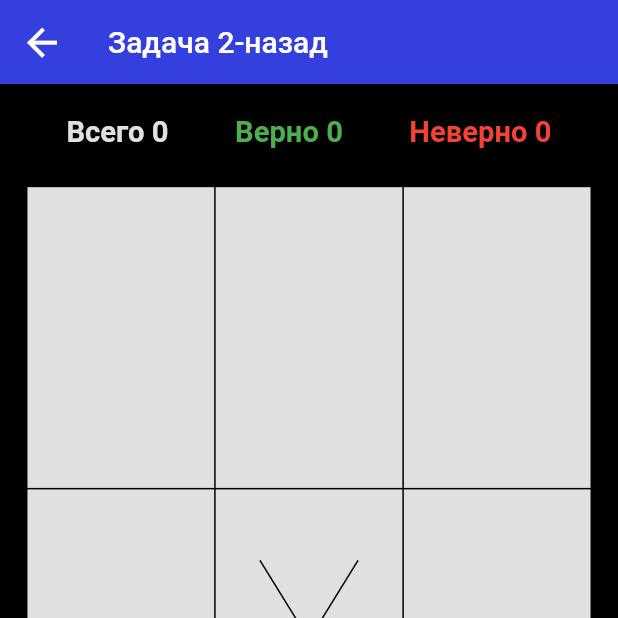
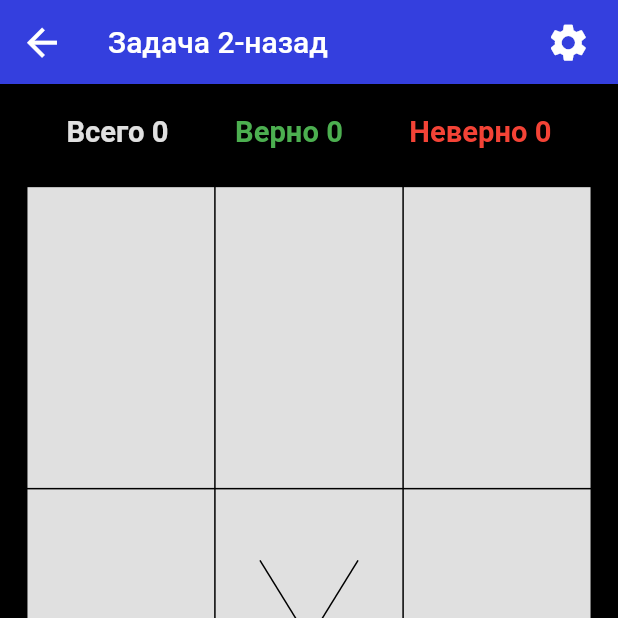
Before and after one commit to Eddie98/nbackflutter, a Flutter app: the screen it shows after launch, after a tap on the "arrow right" icon, on a phone screen of 412 x 824 dp, the top half of it. Run offline on Flutter 3.47's test engine with Material 2 defaults, Android fonts, the light colour scheme and no system bars; our stand-ins replace bloc, equatable, flutter_bloc; missing offline and left inert: ansicolor.

Commit message:
added results page and settings

```diff
--- a/lib/constants/app_constants.dart
+++ b/lib/constants/app_constants.dart
@@ -3,7 +3,7 @@ import 'package:flutter/material.dart';
 const double defaultHorPadding = 16.0;
 
 const int statePersistMilliSecondsDuration = 1500;
-const int counterMaxLimit = 25;
+const int counterMaxLimit = 2;
 
 const List<Color> listOfColorsForRandomSelection = [
   Colors.red,
--- a/lib/view/screens/introdution/introdution.dart
+++ b/lib/view/screens/introdution/introdution.dart
@@ -2,6 +2,7 @@ import 'package:flutter/material.dart';
 import 'package:nbackflutter/constants/index.dart';
 import 'package:nbackflutter/routes.dart';
 import 'package:nbackflutter/utils/index.dart';
+import 'package:nbackflutter/view/widgets/index.dart';
 
 class IntrodutionScreen extends StatelessWidget {
   const IntrodutionScreen({Key? key}) : super(key: key);
@@ -21,6 +22,10 @@ class IntrodutionScreen extends StatelessWidget {
             floating: false,
             expandedHeight: size.height * .20,
             automaticallyImplyLeading: false,
+            actions: [
+              const SettingsButton(),
+              sizedBoxWidth(defaultHorPadding),
+            ],
             flexibleSpace: FlexibleSpaceBar(
               title: const Text(mainTitle),
               centerTitle: false,
--- a/lib/view/screens/training/training.dart
+++ b/lib/view/screens/training/training.dart
@@ -3,6 +3,7 @@ import 'dart:async';
 import 'package:flutter/material.dart';
 import 'package:flutter_bloc/flutter_bloc.dart';
 import 'package:nbackflutter/constants/index.dart';
+import 'package:nbackflutter/routes.dart';
 import 'package:nbackflutter/utils/index.dart';
 import 'package:nbackflutter/view/widgets/index.dart';
 
@@ -29,7 +30,9 @@ class _TrainingScreenState extends State<TrainingScreen> {
     Timer.periodic(
       const Duration(milliseconds: statePersistMilliSecondsDuration + 1000),
       (Timer timer) {
-        if (mounted) timerCallback(timer.tick);
+        if (mounted && timer.tick <= counterMaxLimit + 1) {
+          timerCallback(timer.tick);
+        }
       },
     );
 
@@ -50,11 +53,16 @@ class _TrainingScreenState extends State<TrainingScreen> {
 
     return Scaffold(
       appBar: AppBar(
+        automaticallyImplyLeading: false,
         leading: IconButton(
           onPressed: () => Navigator.pop(context),
           iconSize: getPropScreenWidth(26.0),
           icon: const Icon(Icons.arrow_back),
         ),
+        actions: [
+          const SettingsButton(),
+          sizedBoxWidth(defaultHorPadding),
+        ],
         title: const Text(trainingAppbarText),
       ),
       bottomNavigationBar: BottomAppBar(
@@ -86,27 +94,11 @@ class _TrainingScreenState extends State<TrainingScreen> {
       body: SafeArea(
         child: LayoutBuilder(
           builder: (context, constraints) {
-            // return SingleChildScrollView(
-            //   child: Container(
-            //     width: double.infinity,
-            //     height: constraints.maxHeight,
-            //     color: Colors.orange,
-            //     child: Column(
-            //       children: const [
-            //         Text('1'),
-            //         Text('2'),
-            //         Text('1'),
-            //         Text('1'),
-            //         Text('1'),
-            //       ],
-            //     ),
-            //   ),
-            // );
             return BlocConsumer<TrainingBloc, TrainingProccess>(
               listenWhen: (oldState, newState) =>
                   newState.counter > counterMaxLimit,
               listener: (context, state) {
-                // TODO: Redirect to results screens
+                Navigator.of(context).pushReplacementNamed(Routes.resultsLink);
               },
               buildWhen: (oldState, newState) =>
                   newState.counter <= counterMaxLimit,
--- a/lib/view/widgets/index.dart
+++ b/lib/view/widgets/index.dart
@@ -1 +1,2 @@
 export 'sized_box.dart';
+export 'settings_btn.dart';
--- /dev/null
+++ b/lib/view/widgets/settings_btn.dart
@@ -0,0 +1,17 @@
+import 'package:flutter/material.dart';
+import 'package:nbackflutter/utils/index.dart';
+
+class SettingsButton extends StatelessWidget {
+  const SettingsButton({Key? key}) : super(key: key);
+
+  @override
+  Widget build(BuildContext context) {
+    return IconButton(
+      onPressed: () {},
+      iconSize: getPropScreenWidth(26.0),
+      padding: EdgeInsets.zero,
+      constraints: const BoxConstraints(),
+      icon: const Icon(Icons.settings),
+    );
+  }
+}
```
Also changed, not shown: lib/view/screens/results/results.dart (+12 -0 lines).
